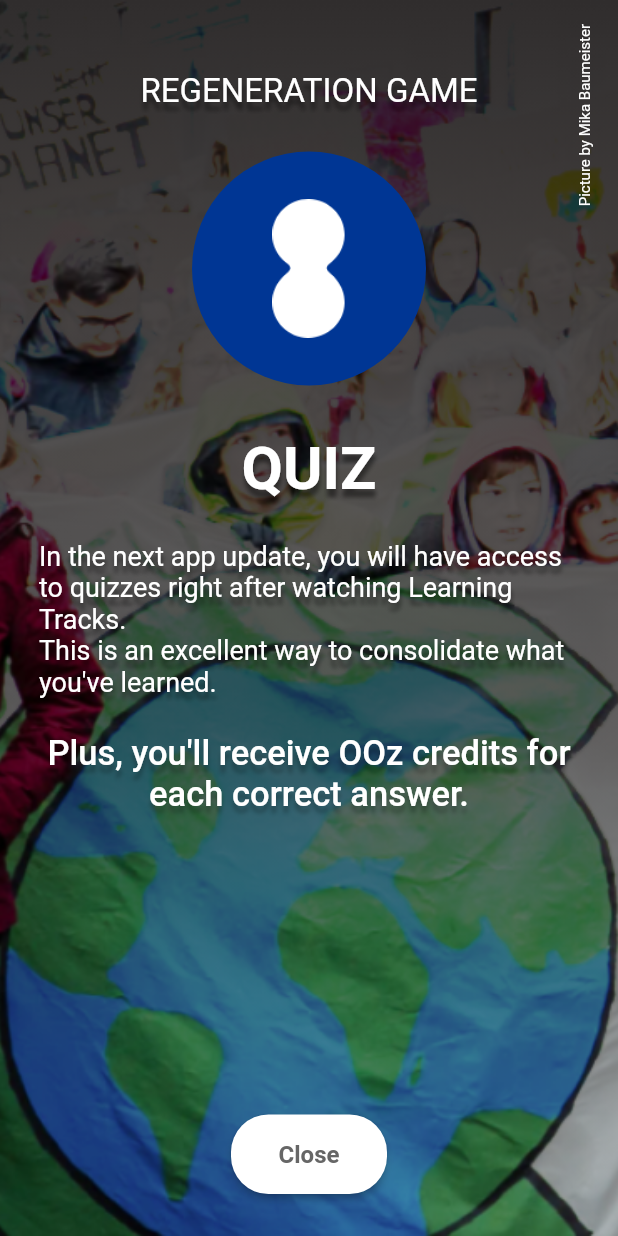
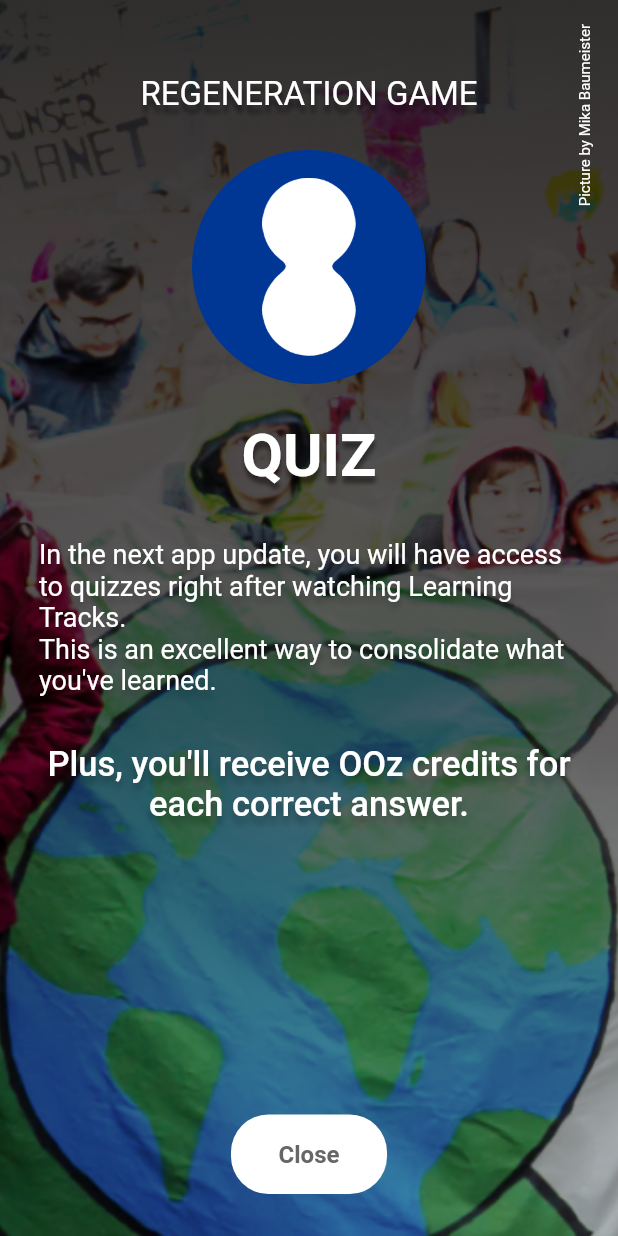
Before and after one commit to OOTOPIA/ootopia-app, a Flutter app: the AboutQuizScreen screen opened directly, on a phone screen of 412 x 824 dp. Run offline on Flutter 3.47's test engine with Material 2 defaults, Android fonts, the phone set to English and light mode, and no system bars; our stand-ins replace bloc, camera, dio, dotted_border, email_validator, equatable and 32 more; missing offline and left inert: amplitude_flutter, crisp, dart:ffi, flutter_ffmpeg, flutter_uploader, image_crop and 5 more; accounts and stored records are empty; generated files the repository leaves out were written again; project files that could hold a hidden picture were left out.

Commit message:
fix: color status bar

```diff
--- a/lib/l10n/app_pt.arb
+++ b/lib/l10n/app_pt.arb
@@ -383,7 +383,7 @@
      "lessons":"lições",
      "respondQuiz":"Responda ao questionário para confirmar o que você aprendeu e receba OOz para cada resposta correta.",
      "plusQuizAboutOOz":"Além disso, você receberá créditos OOz para cada resposta correta.",
-     "nextAboutQuiz":"Na próxima atualização do aplicativo, você terá acesso a questionários logo após assistir as Trilhas de aprendizagem.\nEsta é uma excelente forma de consolidar o que você aprendeu.",
+     "nextAboutQuiz":"Na próxima atualização do aplicativo, você terá acesso a questionários logo após assistir as Trilhas de Aprendizagem.\nEsta é uma excelente forma de consolidar o que você aprendeu.",
      "quiz":"Quiz",
      "pictureByMikaBaumeister":"Foto de Mika Baumeister",
      "marketPlaceTransfer": "Transferência de mercado",
--- a/lib/screens/learning_tracks/view_learning_tracks/about_quiz_screen.dart
+++ b/lib/screens/learning_tracks/view_learning_tracks/about_quiz_screen.dart
@@ -1,4 +1,5 @@
 import 'package:flutter/material.dart';
+import 'package:flutter/services.dart';
 import 'package:flutter_gen/gen_l10n/app_localizations.dart';
 import 'package:ootopia_app/shared/analytics.server.dart';
 import 'package:ootopia_app/shared/global-constants.dart';
@@ -13,13 +14,33 @@ class _AboutQuizScreenState extends State<AboutQuizScreen> {
   @override
   void initState() {
     super.initState();
+    Future.delayed(Duration.zero, () {
+      this.setStatusBar(false);
+    });
     trackingEvents.learningTracksQuiz();
+  }
+
+  void setStatusBar(bool getOutScreen) {
+    if (getOutScreen) {
+      SystemChrome.setSystemUIOverlayStyle(SystemUiOverlayStyle());
+    } else {
+      SystemChrome.setSystemUIOverlayStyle(SystemUiOverlayStyle(
+        statusBarColor: Colors.transparent,
+        statusBarIconBrightness: Brightness.light,
+        statusBarBrightness: Brightness.dark,
+      ));
+    }
+  }
+
+  @override
+  void dispose() {
+    super.dispose();
+    this.setStatusBar(true);
   }
 
   @override
   Widget build(BuildContext context) {
-    return SafeArea(
-      child: Scaffold(
+    return Scaffold(
       body: Container(
         height: double.infinity,
         decoration: BoxDecoration(
@@ -46,10 +67,7 @@ class _AboutQuizScreenState extends State<AboutQuizScreen> {
                               padding: EdgeInsets.symmetric(horizontal: 26),
                               child: Column(
                                 children: <Widget>[
-                                    SizedBox(
-                                      height: GlobalConstants.of(context)
-                                          .spacingLarge,
-                                    ),
+                                  SizedBox(height: 50),
                                   Text(
                                     AppLocalizations.of(context)!
                                         .regenerationGame
@@ -60,16 +78,14 @@ class _AboutQuizScreenState extends State<AboutQuizScreen> {
                                       fontSize: 22,
                                       shadows: [
                                         BoxShadow(
-                                            color:
-                                                Colors.black.withOpacity(0.25),
+                                          color: Colors.black.withOpacity(0.25),
                                           spreadRadius: 0,
                                           blurRadius: 3,
                                           offset: Offset(0,
                                               5), // changes position of shadow
                                         ),
                                         BoxShadow(
-                                            color:
-                                                Colors.black.withOpacity(0.25),
+                                          color: Colors.black.withOpacity(0.25),
                                           spreadRadius: 0,
                                           blurRadius: 3,
                                           offset: Offset(1,
@@ -79,7 +95,8 @@ class _AboutQuizScreenState extends State<AboutQuizScreen> {
                                     ),
                                   ),
                                   SizedBox(
-                                      height: 27,
+                                    height: GlobalConstants.of(context)
+                                        .intermediateSpacing,
                                   ),
                                   Center(
                                       child: CircleAvatar(
@@ -87,13 +104,13 @@ class _AboutQuizScreenState extends State<AboutQuizScreen> {
                                           radius: 78,
                                           child: Image.asset(
                                             'assets/icons/ooz_white.png',
-                                              height: 93,
-                                              width: 49,
+                                            height: 119,
+                                            width: 62.08,
                                             color: Colors.white,
                                           ))),
                                   SizedBox(
                                       height: GlobalConstants.of(context)
-                                            .spacingMedium),
+                                          .intermediateSpacing),
                                   Text(
                                     AppLocalizations.of(context)!
                                         .quiz
@@ -101,16 +118,14 @@ class _AboutQuizScreenState extends State<AboutQuizScreen> {
                                     style: TextStyle(
                                       shadows: [
                                         BoxShadow(
-                                            color:
-                                                Colors.black.withOpacity(0.25),
+                                          color: Colors.black.withOpacity(0.25),
                                           spreadRadius: 0,
                                           blurRadius: 3,
                                           offset: Offset(0,
                                               5), // changes position of shadow
                                         ),
                                         BoxShadow(
-                                            color:
-                                                Colors.black.withOpacity(0.25),
+                                          color: Colors.black.withOpacity(0.25),
                                           spreadRadius: 0,
                                           blurRadius: 3,
                                           offset: Offset(1,
@@ -125,29 +140,19 @@ class _AboutQuizScreenState extends State<AboutQuizScreen> {
                                   ),
                                   SizedBox(
                                       height: GlobalConstants.of(context)
-                                            .intermediateSpacing),
+                                          .spacingMedium),
                                   Text(
-                                      AppLocalizations.of(context)!
-                                          .nextAboutQuiz,
+                                    AppLocalizations.of(context)!.nextAboutQuiz,
                                     style: TextStyle(
                                       color: Colors.white,
                                       fontSize: 18,
                                       fontWeight: FontWeight.w400,
                                       shadows: [
                                         BoxShadow(
-                                            color:
-                                                Colors.black.withOpacity(0.25),
+                                          color: Colors.black.withOpacity(0.25),
                                           spreadRadius: 0,
-                                            blurRadius: 3,
+                                          blurRadius: 5,
                                           offset: Offset(0,
-                                                5), // changes position of shadow
-                                          ),
-                                          BoxShadow(
-                                            color:
-                                                Colors.black.withOpacity(0.25),
-                                            spreadRadius: 0,
-                                            blurRadius: 3,
-                                            offset: Offset(1,
                                               5), // changes position of shadow
                                         ),
                                       ],
@@ -156,7 +161,7 @@ class _AboutQuizScreenState extends State<AboutQuizScreen> {
                                   ),
                                   SizedBox(
                                       height: GlobalConstants.of(context)
-                                            .intermediateSpacing),
+                                          .spacingMedium),
                                   Text(
                                     AppLocalizations.of(context)!
                                         .plusQuizAboutOOz,
@@ -166,10 +171,9 @@ class _AboutQuizScreenState extends State<AboutQuizScreen> {
                                       fontSize: 23,
                                       shadows: [
                                         BoxShadow(
-                                            color:
-                                                Colors.black.withOpacity(0.25),
+                                          color: Colors.black.withOpacity(0.25),
                                           spreadRadius: 0,
-                                            blurRadius: 3,
+                                          blurRadius: 5,
                                           offset: Offset(0,
                                               5), // changes position of shadow
                                         ),
@@ -209,16 +213,18 @@ class _AboutQuizScreenState extends State<AboutQuizScreen> {
                       padding: const EdgeInsets.only(bottom: 28),
                       child: ElevatedButton(
                           style: ButtonStyle(
-                              fixedSize: MaterialStateProperty.all<Size>(
-                                  Size(104, 53)),
+                            fixedSize:
+                                MaterialStateProperty.all<Size>(Size(104, 53)),
                             shape: MaterialStateProperty.all<
                                 RoundedRectangleBorder>(
                               RoundedRectangleBorder(
                                   borderRadius: BorderRadius.circular(25.0),
                                   side: BorderSide.none),
                             ),
-                              backgroundColor: MaterialStateProperty.all<Color>(
-                                  Colors.white),
+                            shadowColor: MaterialStateProperty.all<Color>(
+                                Colors.transparent),
+                            backgroundColor:
+                                MaterialStateProperty.all<Color>(Colors.white),
                             padding: MaterialStateProperty.all<EdgeInsets>(
                                 EdgeInsets.all(15)),
                           ),
@@ -241,7 +247,6 @@ class _AboutQuizScreenState extends State<AboutQuizScreen> {
           ),
         ),
       ),
-      ),
     );
   }
 }
```
Also changed, not shown: lib/screens/learning_tracks/view_learning_tracks/watch_video_learning_tracks.dart (+14 -8 lines), assets/icons/ooz_white.png. Lines whose indentation alone changed are shown as unchanged.
